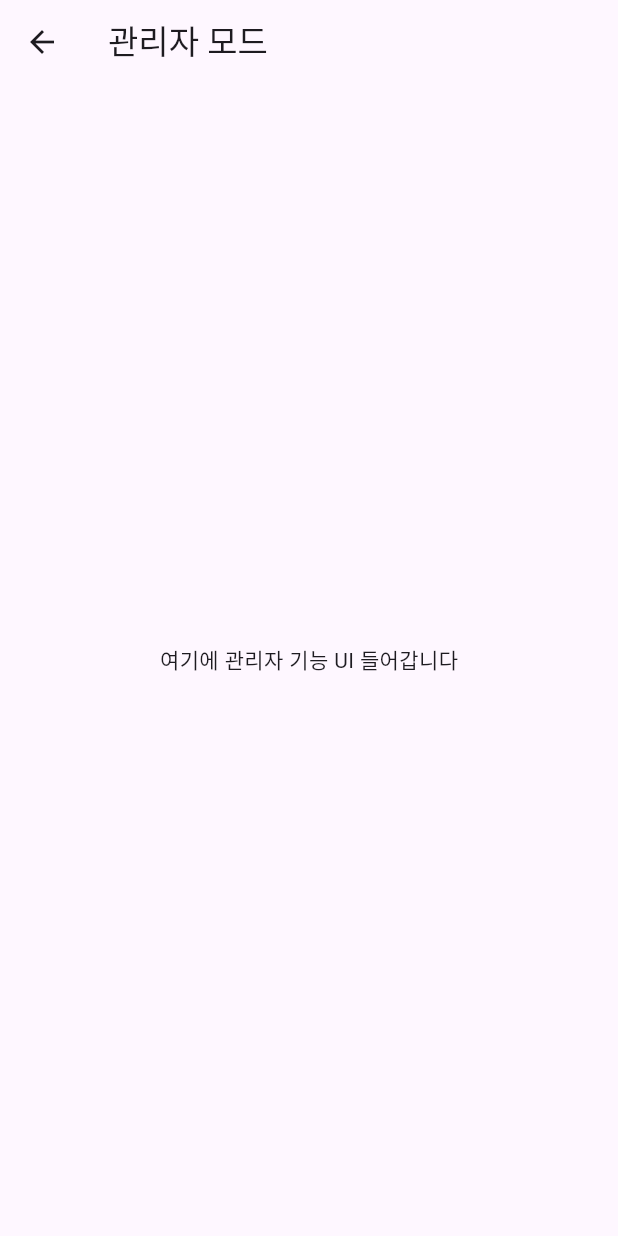
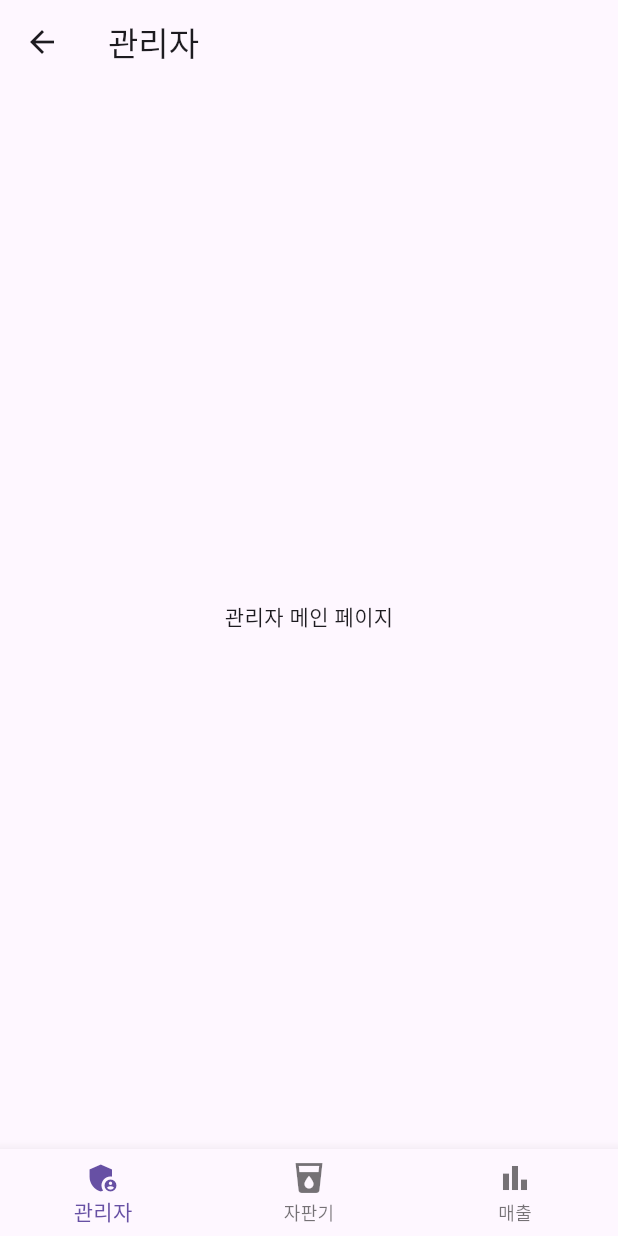
Before and after one commit to kimhamyong/np-vending-machine-app, a Flutter app: the AdminScreen screen opened by its route, on a phone screen of 412 x 824 dp. Run offline on Flutter 3.47's test engine with Material 3 defaults, Android fonts, the phone set to English and light mode, and no system bars.

Commit message:
feat: 페이지 모두 일단 생성

```diff
--- /dev/null
+++ b/lib/screens/admin/admin_screen.dart
@@ -0,0 +1,38 @@
+import 'package:flutter/material.dart';
+
+class AdminScreen extends StatefulWidget {
+  @override
+  _AdminScreenState createState() => _AdminScreenState();
+}
+
+class _AdminScreenState extends State<AdminScreen> {
+  int _currentIndex = 0;
+
+  final List<Widget> _pages = [
+    Center(child: Text('관리자 메인 페이지')),
+    Center(child: Text('자판기 페이지')),
+    Center(child: Text('매출 관리 페이지')),
+  ];
+
+  final List<String> _titles = ['관리자', '자판기', '매출'];
+
+  @override
+  Widget build(BuildContext context) {
+    return Scaffold(
+      appBar: AppBar(title: Text(_titles[_currentIndex])),
+      body: _pages[_currentIndex],
+      bottomNavigationBar: BottomNavigationBar(
+        currentIndex: _currentIndex,
+        items: const [
+          BottomNavigationBarItem(
+              icon: Icon(Icons.admin_panel_settings), label: '관리자'),
+          BottomNavigationBarItem(icon: Icon(Icons.local_drink), label: '자판기'),
+          BottomNavigationBarItem(icon: Icon(Icons.bar_chart), label: '매출'),
+        ],
+        onTap: (index) {
+          setState(() => _currentIndex = index);
+        },
+      ),
+    );
+  }
+}
--- /dev/null
+++ b/lib/screens/admin/sales_screen.dart
@@ -0,0 +1,11 @@
+import 'package:flutter/material.dart';
+
+class SalesScreen extends StatelessWidget {
+  @override
+  Widget build(BuildContext context) {
+    return Scaffold(
+      appBar: AppBar(title: Text('매출 관리')),
+      body: Center(child: Text('Sales Screen')),
+    );
+  }
+}
--- a/lib/screens/admin_screen.dart
+++ /dev/null
@@ -1,14 +0,0 @@
-import 'package:flutter/material.dart';
-
-class AdminScreen extends StatelessWidget {
-  @override
-  Widget build(BuildContext context) {
-    // TODO: 재고 보충, 가격 변경, 매출 확인, 수금 등
-    return Scaffold(
-      appBar: AppBar(title: Text('관리자 모드')),
-      body: Center(
-        child: Text('여기에 관리자 기능 UI 들어갑니다'),
-      ),
-    );
-  }
-}
--- a/lib/screens/initial_screen.dart
+++ /dev/null
@@ -1,23 +0,0 @@
-import 'package:flutter/material.dart';
-
-class InitialScreen extends StatelessWidget {
-  @override
-  Widget build(BuildContext context) {
-    // TODO: 자판기 선택 + 비밀번호 설정
-    return Scaffold(
-      appBar: AppBar(title: Text('자판기 선택')),
-      body: Center(
-        child: Column(
-          mainAxisAlignment: MainAxisAlignment.center,
-          children: [
-            Text('자판기 번호를 선택하세요 (1~4)'),
-            ElevatedButton(
-              onPressed: () => Navigator.pushNamed(context, '/vending'),
-              child: Text('1번 자판기 시작'),
-            ),
-          ],
-        ),
-      ),
-    );
-  }
-}
--- a/lib/screens/vending_screen.dart
+++ /dev/null
@@ -1,22 +0,0 @@
-import 'package:flutter/material.dart';
-
-class VendingScreen extends StatelessWidget {
-  @override
-  Widget build(BuildContext context) {
-    // TODO: 음료 버튼, 금액 입력, 관리자 모드 전환 버튼
-    return Scaffold(
-      appBar: AppBar(title: Text('자판기')),
-      body: Center(
-        child: Column(
-          mainAxisAlignment: MainAxisAlignment.center,
-          children: [
-            ElevatedButton(
-              onPressed: () => Navigator.pushNamed(context, '/admin-auth'),
-              child: Text('관리자 모드 진입'),
-            ),
-          ],
-        ),
-      ),
-    );
-  }
-}
```
Also changed, not shown: lib/main.dart (+11 -5 lines), lib/screens/admin_auth_screen.dart (deleted, +0 -23 lines), lib/screens/onboarding/change_password_screen.dart (added, +11 -0 lines), lib/screens/onboarding/initial_screen.dart (added, +28 -0 lines), lib/screens/onboarding/login_screen.dart (added, +16 -0 lines), lib/screens/onboarding/signup_screen.dart (added, +11 -0 lines), lib/screens/vending/vending_screen.dart (added, +20 -0 lines).
